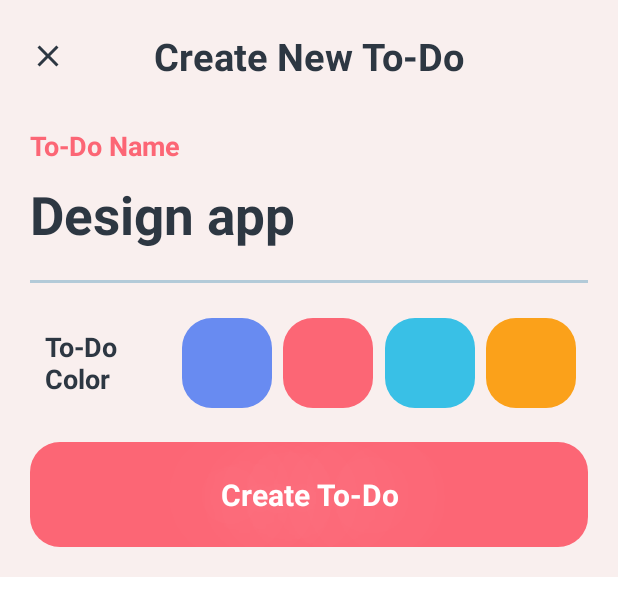
After one commit to ArsTaroyan/Daily, an Android app: the layout dialog_new_todo.xml on its own in the app's theme, with its tools: preview values and no code run, on a phone screen of 412 x 824 dp. The commit adds this screen. Shown: the top 616 px of the screen. Run offline under Robolectric (Android 15) with nearby library versions, the phone set to English and light mode, and no system bars.

Commit message:
Verjapes normal commit

```diff
--- /dev/null
+++ b/app/src/main/res/drawable-v24/ic_close.xml
@@ -0,0 +1,10 @@
+<vector xmlns:android="http://schemas.android.com/apk/res/android"
+    android:width="24dp"
+    android:height="24dp"
+    android:tint="#2d3742"
+    android:viewportWidth="24"
+    android:viewportHeight="24">
+    <path
+        android:fillColor="@android:color/white"
+        android:pathData="M19,6.41L17.59,5 12,10.59 6.41,5 5,6.41 10.59,12 5,17.59 6.41,19 12,13.41 17.59,19 19,17.59 13.41,12z" />
+</vector>
--- /dev/null
+++ b/app/src/main/res/drawable-v24/ic_time.xml
@@ -0,0 +1,6 @@
+<vector android:height="24dp" android:tint="#FFFFFF"
+    android:viewportHeight="24" android:viewportWidth="24"
+    android:width="24dp" xmlns:android="http://schemas.android.com/apk/res/android">
+    <path android:fillColor="@android:color/white" android:pathData="M11.99,2C6.47,2 2,6.48 2,12s4.47,10 9.99,10C17.52,22 22,17.52 22,12S17.52,2 11.99,2zM12,20c-4.42,0 -8,-3.58 -8,-8s3.58,-8 8,-8 8,3.58 8,8 -3.58,8 -8,8z"/>
+    <path android:fillColor="@android:color/white" android:pathData="M12.5,7H11v6l5.25,3.15 0.75,-1.23 -4.5,-2.67z"/>
+</vector>
--- /dev/null
+++ b/app/src/main/res/drawable-v24/shape_colors.xml
@@ -0,0 +1,7 @@
+<?xml version="1.0" encoding="utf-8"?>
+<shape xmlns:android="http://schemas.android.com/apk/res/android"
+    android:shape="rectangle">
+
+    <corners android:radius="@dimen/space_20"/>
+
+</shape>
--- /dev/null
+++ b/app/src/main/res/drawable-v24/shape_task_date.xml
@@ -0,0 +1,6 @@
+<?xml version="1.0" encoding="utf-8"?>
+<shape xmlns:android="http://schemas.android.com/apk/res/android"
+    android:shape="rectangle">
+    <corners android:radius="@dimen/space_30"/>
+    <solid android:color="@color/purple"/>
+</shape>
--- /dev/null
+++ b/app/src/main/res/layout/dialog_new_todo.xml
@@ -0,0 +1,163 @@
+<?xml version="1.0" encoding="utf-8"?>
+<androidx.constraintlayout.widget.ConstraintLayout xmlns:android="http://schemas.android.com/apk/res/android"
+    xmlns:app="http://schemas.android.com/apk/res-auto"
+    xmlns:tools="http://schemas.android.com/tools"
+    android:layout_width="match_parent"
+    android:layout_height="wrap_content"
+    android:background="@color/background_color">
+
+    <androidx.appcompat.widget.AppCompatImageView
+        android:id="@+id/cancelNewTodo"
+        android:layout_width="wrap_content"
+        android:layout_height="wrap_content"
+        app:layout_constraintBottom_toBottomOf="@id/heading"
+        app:layout_constraintStart_toStartOf="@+id/guideLineBegin"
+        app:layout_constraintTop_toTopOf="@id/heading"
+        app:srcCompat="@drawable/ic_close" />
+
+    <androidx.appcompat.widget.AppCompatTextView
+        android:id="@+id/heading"
+        android:layout_width="wrap_content"
+        android:layout_height="wrap_content"
+        android:layout_marginTop="@dimen/space_20"
+        android:text="@string/create_new_to_do"
+        android:textColor="@color/dark_grey"
+        android:textSize="@dimen/size_25"
+        android:textStyle="bold"
+        app:layout_constraintEnd_toEndOf="@id/guideLineEnd"
+        app:layout_constraintStart_toEndOf="@id/guideLineBegin"
+        app:layout_constraintTop_toTopOf="parent" />
+
+    <androidx.appcompat.widget.AppCompatTextView
+        android:id="@+id/todoNameTitle"
+        android:layout_width="wrap_content"
+        android:layout_height="wrap_content"
+        android:layout_marginTop="@dimen/space_30"
+        android:text="@string/to_do_name"
+        android:textColor="@color/coral"
+        android:textSize="@dimen/size_18"
+        android:textStyle="bold"
+        app:layout_constraintStart_toStartOf="@id/guideLineBegin"
+        app:layout_constraintTop_toBottomOf="@id/heading" />
+
+    <androidx.appcompat.widget.AppCompatEditText
+        android:id="@+id/etTodoName"
+        android:layout_width="@dimen/space_0"
+        android:layout_height="wrap_content"
+        android:layout_marginTop="@dimen/space_10"
+        android:background="@null"
+        android:ellipsize="end"
+        android:inputType="textCapSentences"
+        android:maxLines="1"
+        android:textColor="@color/dark_grey"
+        android:textSize="@dimen/size_35"
+        android:textStyle="bold"
+        app:layout_constraintEnd_toEndOf="@id/guideLineEnd"
+        app:layout_constraintStart_toStartOf="@id/guideLineBegin"
+        app:layout_constraintTop_toBottomOf="@id/todoNameTitle"
+        tools:text="Design app" />
+
+    <View
+        android:id="@+id/firstLine"
+        android:layout_width="@dimen/space_0"
+        android:layout_height="@dimen/space_2"
+        android:layout_marginTop="@dimen/space_20"
+        android:background="@color/light_grey"
+        app:layout_constraintEnd_toEndOf="@id/guideLineEnd"
+        app:layout_constraintStart_toStartOf="@id/guideLineBegin"
+        app:layout_constraintTop_toBottomOf="@id/etTodoName" />
+
+    <androidx.appcompat.widget.AppCompatTextView
+        android:id="@+id/todoColor"
+        android:layout_width="wrap_content"
+        android:layout_height="wrap_content"
+        android:layout_marginStart="@dimen/space_10"
+        android:layout_marginTop="@dimen/space_30"
+        android:text="@string/to_do_ncolor"
+        android:textColor="@color/dark_grey"
+        android:textSize="@dimen/size_18"
+        android:textStyle="bold"
+        app:layout_constraintStart_toStartOf="@id/guideLineBegin"
+        app:layout_constraintTop_toBottomOf="@id/firstLine" />
+
+    <View
+        android:id="@+id/colorPurple"
+        android:layout_width="@dimen/space_60"
+        android:layout_height="@dimen/space_60"
+        android:layout_marginStart="@dimen/space_30"
+        android:background="@drawable/shape_colors"
+        android:backgroundTint="@color/purple"
+        app:layout_constraintBottom_toBottomOf="@id/todoColor"
+        app:layout_constraintEnd_toStartOf="@id/colorCoral"
+        app:layout_constraintStart_toEndOf="@id/todoColor"
+        app:layout_constraintTop_toTopOf="@id/todoColor" />
+
+    <View
+        android:id="@+id/colorCoral"
+        android:layout_width="@dimen/space_60"
+        android:layout_height="@dimen/space_60"
+        android:background="@drawable/shape_colors"
+        android:backgroundTint="@color/coral"
+        app:layout_constraintBottom_toBottomOf="@id/todoColor"
+        app:layout_constraintEnd_toStartOf="@id/colorBlue"
+        app:layout_constraintStart_toEndOf="@id/colorPurple"
+        app:layout_constraintTop_toTopOf="@id/todoColor" />
+
+    <View
+        android:id="@+id/colorBlue"
+        android:layout_width="@dimen/space_60"
+        android:layout_height="@dimen/space_60"
+        android:background="@drawable/shape_colors"
+        android:backgroundTint="@color/blue"
+        app:layout_constraintBottom_toBottomOf="@id/todoColor"
+        app:layout_constraintEnd_toStartOf="@id/colorOrange"
+        app:layout_constraintStart_toEndOf="@id/colorCoral"
+        app:layout_constraintTop_toTopOf="@id/todoColor" />
+
+    <View
+        android:id="@+id/colorOrange"
+        android:layout_width="@dimen/space_60"
+        android:layout_height="@dimen/space_60"
+        android:background="@drawable/shape_colors"
+        android:backgroundTint="@color/orange"
+        app:layout_constraintBottom_toBottomOf="@id/todoColor"
+        app:layout_constraintEnd_toEndOf="@id/guideLineEnd"
+        app:layout_constraintStart_toEndOf="@id/colorBlue"
+        app:layout_constraintTop_toTopOf="@id/todoColor" />
+
+    <androidx.appcompat.widget.AppCompatTextView
+        android:id="@+id/btnCreateTodo"
+        android:layout_width="@dimen/space_0"
+        android:layout_height="@dimen/space_70"
+        android:layout_marginTop="@dimen/space_30"
+        android:layout_marginBottom="@dimen/space_20"
+        android:background="@drawable/shape_colors"
+        android:backgroundTint="@color/coral"
+        android:gravity="center"
+        android:shadowColor="@color/white"
+        android:shadowRadius="70"
+        android:text="@string/create_to_do"
+        android:textColor="@color/white"
+        android:textSize="@dimen/size_20"
+        android:textStyle="bold"
+        android:translationZ="@dimen/space_20"
+        app:layout_constraintBottom_toBottomOf="parent"
+        app:layout_constraintEnd_toEndOf="@id/guideLineEnd"
+        app:layout_constraintStart_toStartOf="@id/guideLineBegin"
+        app:layout_constraintTop_toBottomOf="@id/todoColor" />
+
+    <androidx.constraintlayout.widget.Guideline
+        android:id="@+id/guideLineBegin"
+        android:layout_width="wrap_content"
+        android:layout_height="wrap_content"
+        android:orientation="vertical"
+        app:layout_constraintGuide_begin="@dimen/space_20" />
+
+    <androidx.constraintlayout.widget.Guideline
+        android:id="@+id/guideLineEnd"
+        android:layout_width="wrap_content"
+        android:layout_height="wrap_content"
+        android:orientation="vertical"
+        app:layout_constraintGuide_end="@dimen/space_20" />
+
+</androidx.constraintlayout.widget.ConstraintLayout>
--- a/app/src/main/res/values/colors.xml
+++ b/app/src/main/res/values/colors.xml
@@ -24,4 +24,13 @@
     <color name="btn_red_end">#FF6072</color>
     <color name="btn_red_center">#FF6570</color>
     <color name="view_back">#3EFFFFFF</color>
+
+    //Lusin
+    <color name="background_color">#f9efee</color>
+    <color name="dark_grey">#2d3742</color>
+    <color name="coral">#fc6675</color>
+    <color name="light_grey">#b3cad8</color>
+    <color name="purple">#688bf1</color>
+    <color name="blue">#39c0e6</color>
+    <color name="orange">#fba11a</color>
 </resources>
--- a/app/src/main/res/values/dimens.xml
+++ b/app/src/main/res/values/dimens.xml
@@ -15,4 +15,16 @@
     <dimen name="space_40">40dp</dimen>
     <dimen name="space_1">1dp</dimen>
     <dimen name="space_3">3dp</dimen>
+
+    //Lusin
+    <dimen name="size_25">25sp</dimen>
+    <dimen name="size_18">18sp</dimen>
+    <dimen name="size_35">35sp</dimen>
+    <dimen name="size_20">20sp</dimen>
+    <dimen name="space_2">2dp</dimen>
+    <dimen name="space_60">60dp</dimen>
+    <dimen name="space_25">25dp</dimen>
+    <dimen name="space_80">80dp</dimen>
+    <dimen name="size_14">14sp</dimen>
+    <dimen name="space_12">12dp</dimen>
 </resources>
--- a/app/src/main/res/values/strings.xml
+++ b/app/src/main/res/values/strings.xml
@@ -6,4 +6,14 @@
     <string name="tasks">Tasks</string>
     <string name="back">Back</string>
     <string name="todos">Todos</string>
+
+    //Lusin
+    <string name="create_new_list">Create New List</string>
+    <string name="list_name">List Name</string>
+    <string name="list_ncolor">List \nColor</string>
+    <string name="create_list">Create List</string>
+    <string name="create_new_to_do">Create New To-Do</string>
+    <string name="to_do_name">To-Do Name</string>
+    <string name="to_do_ncolor">To-Do \nColor</string>
+    <string name="create_to_do">Create To-Do</string>
 </resources>
```
Also changed, not shown: app/src/main/res/drawable-v24/ic_arrow_back.xml (added, +11 -0 lines), app/src/main/res/drawable-v24/shape_remind_me.xml (added, +8 -0 lines), app/src/main/res/drawable-v24/shape_switch_thumb.xml (added, +7 -0 lines), app/src/main/res/drawable-v24/shape_switch_track.xml (added, +11 -0 lines), app/src/main/res/drawable-v24/shape_task_time.xml (added, +7 -0 lines), app/src/main/res/layout/dialog_new_list.xml (added, +163 -0 lines).
